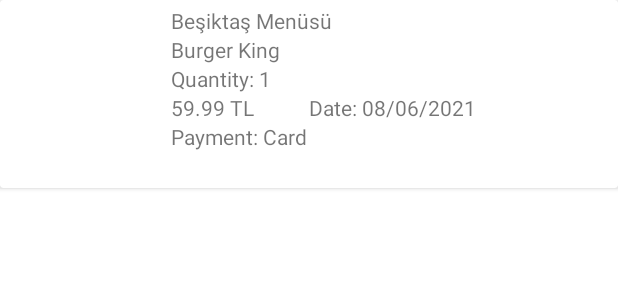
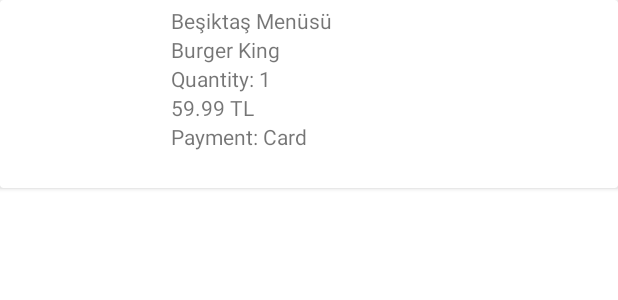
Before and after one commit to Yemeksepeti-Mobil-Android-Bootcamp/final-project-ahmetgultekin, an Android app: the layout orders_item.xml on its own in the app's theme, with its tools: preview values and no code run, on a phone screen of 412 x 824 dp. Shown: the top 300 px of the screen. Run offline under Robolectric (Android 15) with nearby library versions, the phone set to English and light mode, and no system bars.

Commit message:
minor bug fixes

```diff
--- a/app/src/main/java/com/example/foodorderingapp/ui/bottomNavigation/account/orders/OrdersAdapter.kt
+++ b/app/src/main/java/com/example/foodorderingapp/ui/bottomNavigation/account/orders/OrdersAdapter.kt
@@ -34,7 +34,6 @@ class OrdersAdapter : RecyclerView.Adapter<OrdersAdapter.OrderViewHolder>() {
             binding.ordersPrice.text = "${order.price} TL"
             binding.ordersQuantity.text = "Quantity: ${order.quantity}"
             binding.ordersPaymentMethod.text = "Payment Method: ${order.paymentType[0]}"
-            binding.ordersDate.text = order.orderDate
             Glide.with(binding.root).load(order.meal.imageUrl).into(binding.imageView2)
         }
 
--- a/app/src/main/java/com/example/foodorderingapp/ui/bottomNavigation/bag/BagFragment.kt
+++ b/app/src/main/java/com/example/foodorderingapp/ui/bottomNavigation/bag/BagFragment.kt
@@ -81,7 +81,7 @@ class BagFragment : Fragment(),IBagItemRemoveListener {
                  val userInfo = viewModel.getUserInfo()
                  val sdf = SimpleDateFormat("dd/M/yyyy hh:mm:ss")
                  val currentDate = sdf.format(Date())
-                 val order = Order(Accid(userInfo!!.id), email = userInfo.email,bagItems[0].foodItem,currentDate,paymentMethod,bagItems[0].foodItem.price,1,bagItems[0].restaurantName)
+                 val order = Order(Accid(userInfo!!.id), email = userInfo.email,bagItems[0].foodItem,"2021-08-21T14:54:59.751+00:00",paymentMethod,bagItems[0].foodItem.price,1,bagItems[0].restaurantName)
                  viewModel.order(order)
                  Toast.makeText(requireContext(),"You ordered succesfully",Toast.LENGTH_SHORT).show()
                  viewModel.deleteBag()
@@ -90,7 +90,7 @@ class BagFragment : Fragment(),IBagItemRemoveListener {
                  badge.isVisible = false
                  Handler(getMainLooper()).postDelayed({
                      findNavController().navigateUp()
-                 }, 500)
+                 }, 1000)
 
              })
 
--- a/app/src/main/res/layout/orders_item.xml
+++ b/app/src/main/res/layout/orders_item.xml
@@ -53,15 +53,6 @@
             app:layout_constraintTop_toBottomOf="@id/ordersPrice"
             tools:text="Payment: Card" />
 
-        <TextView
-            android:id="@+id/ordersDate"
-            android:layout_width="wrap_content"
-            android:layout_height="wrap_content"
-            app:layout_constraintBottom_toBottomOf="@+id/ordersPrice"
-            app:layout_constraintEnd_toEndOf="parent"
-            app:layout_constraintHorizontal_bias="0.28"
-            app:layout_constraintStart_toEndOf="@+id/ordersPrice"
-            tools:text="Date: 08/06/2021" />
     </androidx.constraintlayout.widget.ConstraintLayout>
 
 </androidx.cardview.widget.CardView>
```
